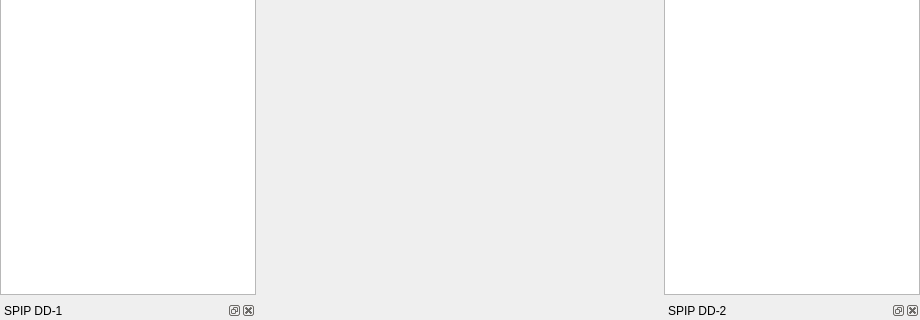
nevaeh82/arm_od, file src/view/core/MapTabWidget.ui: the form before one commit; both pictures show x 0 to 920 and y 298 to 618 of the 920 by 618 pixel window.
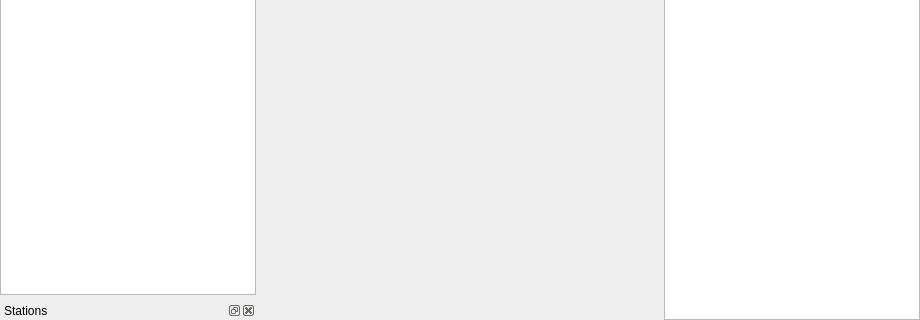
The form after the commit. Custom widgets are drawn as their Qt base class.

The edit to the form file:
```diff
--- a/src/view/core/MapTabWidget.ui
+++ b/src/view/core/MapTabWidget.ui
@@ -58,32 +58,6 @@
    <item row="0" column="1">
     <widget class="ControlPanel" name="controlPanelWidget" native="true"/>
    </item>
-   <item row="0" column="2" rowspan="2">
-    <widget class="QDockWidget" name="bplaDockWidget">
-     <property name="windowTitle">
-      <string>Enemy UAV List</string>
-     </property>
-     <widget class="QWidget" name="dockWidgetContents_3">
-      <layout class="QHBoxLayout" name="horizontalLayout_2">
-       <property name="leftMargin">
-        <number>0</number>
-       </property>
-       <property name="topMargin">
-        <number>0</number>
-       </property>
-       <property name="rightMargin">
-        <number>0</number>
-       </property>
-       <property name="bottomMargin">
-        <number>0</number>
-       </property>
-       <item>
-        <widget class="QTreeView" name="bplaTreeView"/>
-       </item>
-      </layout>
-     </widget>
-    </widget>
-   </item>
    <item row="1" column="1" rowspan="2">
     <widget class="MapWidget" name="mapWidget" native="true">
      <property name="sizePolicy">
@@ -97,17 +71,41 @@
    <item row="2" column="0">
     <widget class="QDockWidget" name="spipDD1DockWidget">
      <property name="windowTitle">
-      <string>SPIP DD-1</string>
+      <string>Stations</string>
      </property>
      <widget class="NiippWidget" name="spipDD1Widget"/>
     </widget>
    </item>
-   <item row="2" column="2">
-    <widget class="QDockWidget" name="spipDD2DockWidget">
+   <item row="0" column="2" rowspan="3">
+    <widget class="QDockWidget" name="bplaDockWidget">
+     <property name="minimumSize">
+      <size>
+       <width>250</width>
+       <height>93</height>
+      </size>
+     </property>
      <property name="windowTitle">
-      <string>SPIP DD-2</string>
+      <string>Enemy UAV List</string>
      </property>
-     <widget class="NiippWidget" name="spipDD2Widget"/>
+     <widget class="QWidget" name="dockWidgetContents_3">
+      <layout class="QHBoxLayout" name="horizontalLayout_2">
+       <property name="leftMargin">
+        <number>0</number>
+       </property>
+       <property name="topMargin">
+        <number>0</number>
+       </property>
+       <property name="rightMargin">
+        <number>0</number>
+       </property>
+       <property name="bottomMargin">
+        <number>0</number>
+       </property>
+       <item>
+        <widget class="QTreeView" name="bplaTreeView"/>
+       </item>
+      </layout>
+     </widget>
     </widget>
    </item>
   </layout>
```
Left out of the diff: 9 changed lines with no effect on the pictures.
